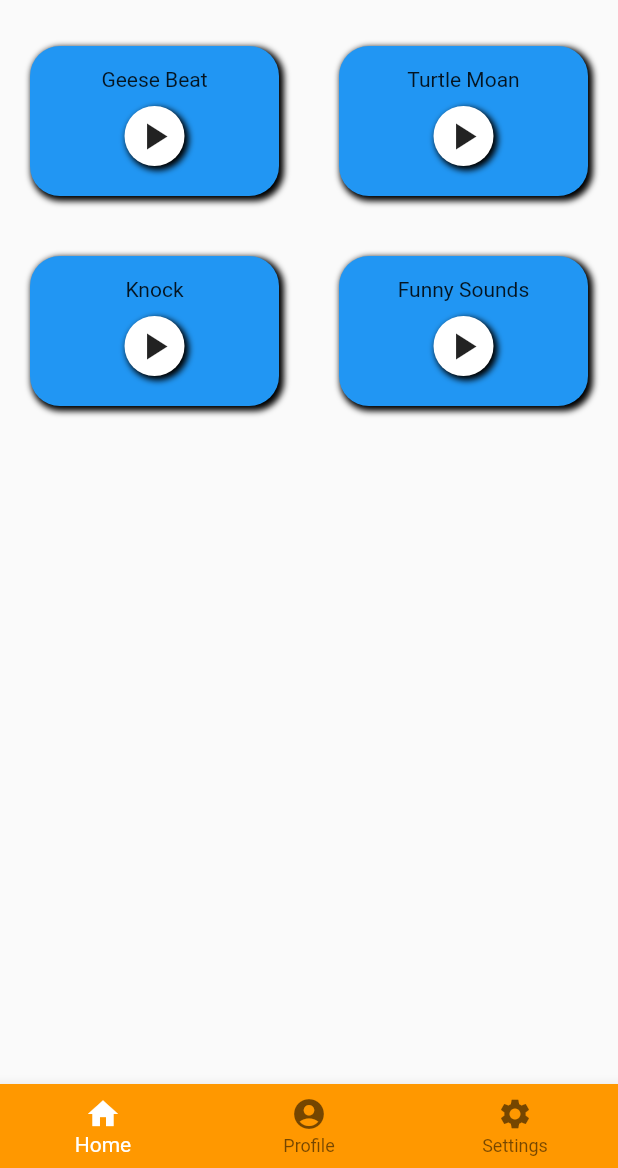
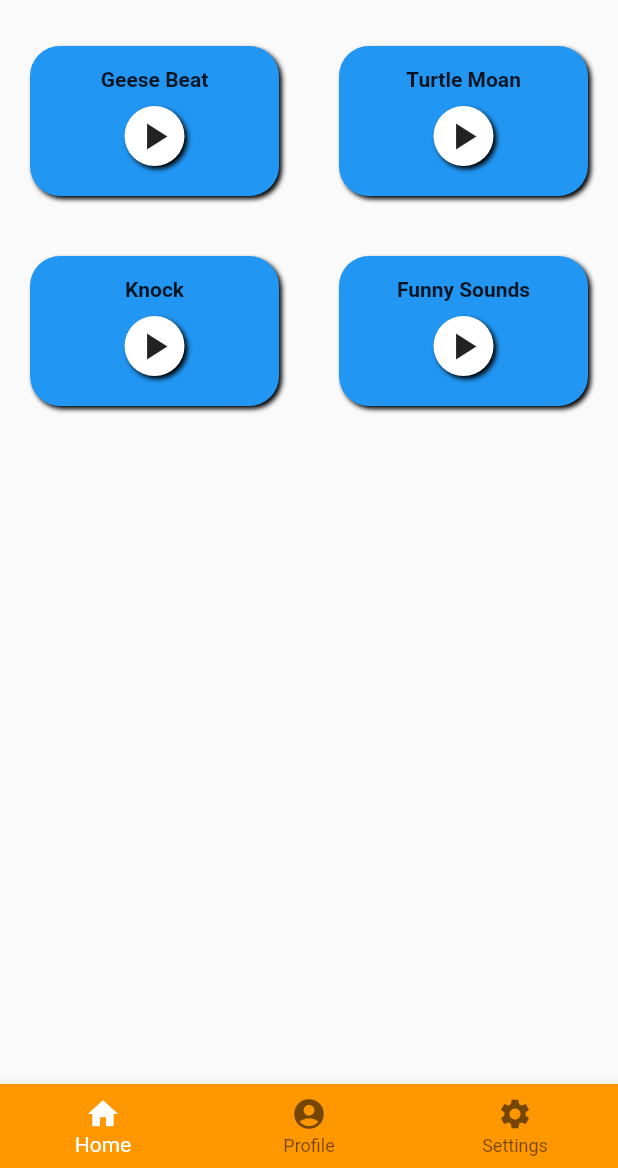
Before and after one commit to Mickeybab/flutter-part1, a Flutter app: the screen it shows after launch, on a phone screen of 412 x 824 dp, the part 68-1236 px from its top. Run offline on Flutter 3.47's test engine with Material 2 defaults, Android fonts, the light colour scheme and no system bars; our stand-ins replace audioplayers; missing offline and left inert: custom_switch.

Commit message:
[FIX] Home Page UI

```diff
--- a/lib/components/soundCard.dart
+++ b/lib/components/soundCard.dart
@@ -16,17 +16,12 @@ class SoundCard extends StatelessWidget {
                   padding: EdgeInsets.all(10.0),
                   decoration: new BoxDecoration(
                     color: Colors.blue,
-                    borderRadius: new BorderRadius.only(
-                      topLeft: const Radius.circular(20),
-                      topRight: const Radius.circular(20),
-                      bottomLeft: const Radius.circular(20),
-                      bottomRight: const Radius.circular(20),
-                    ),
+                    borderRadius: BorderRadius.circular(20.0),
                     boxShadow: [
                       BoxShadow(
                         color: Colors.black,
-                        spreadRadius: 1,
-                        blurRadius: 3,
+                        spreadRadius: 0,
+                        blurRadius: 2,
                         offset: Offset(2, 2), // changes position of shadow
                       ),
                     ],
@@ -37,7 +32,10 @@ class SoundCard extends StatelessWidget {
                     elevation: 0,
                     child: Column(
                       children: <Widget>[
-                        Text(soundTitle),
+                        Text(
+                          soundTitle,
+                          style: TextStyle(fontWeight: FontWeight.bold),
+                        ),
                         Container(
                           width: 40,
                           height: 40,
@@ -48,8 +46,8 @@ class SoundCard extends StatelessWidget {
                             boxShadow: [
                               BoxShadow(
                                 color: Colors.black,
-                                spreadRadius: 1,
-                                blurRadius: 3,
+                                spreadRadius: 0,
+                                blurRadius: 2,
                                 offset: Offset(2, 2), // changes position of shadow
                               ),
                             ],
```
Also changed, not shown: pubspec.lock, 1 other file.
